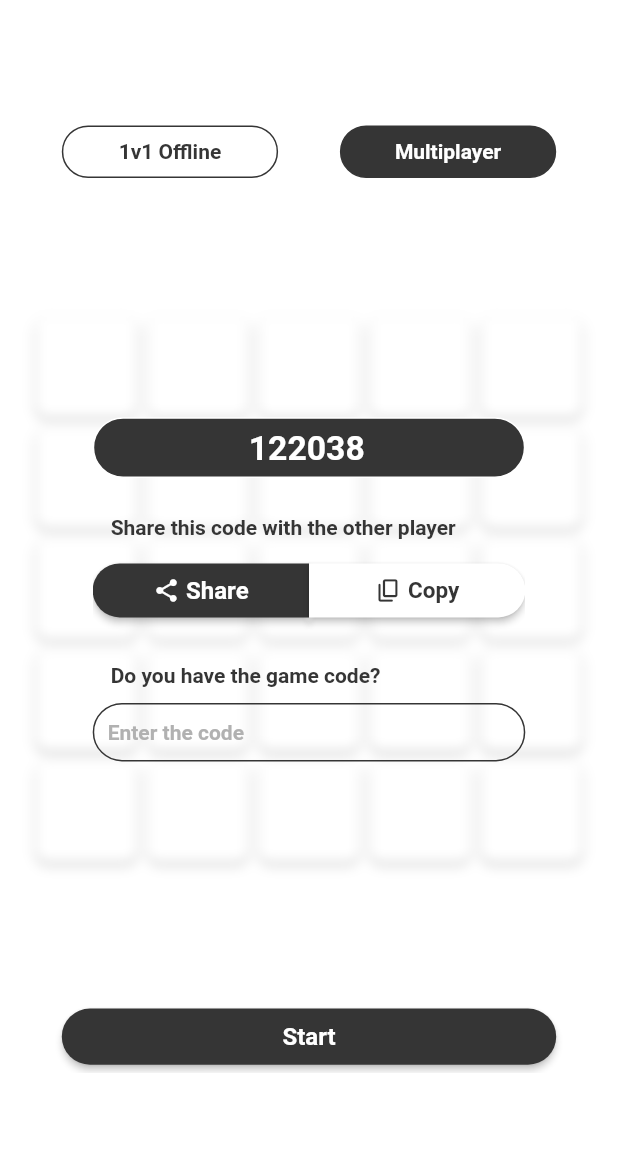
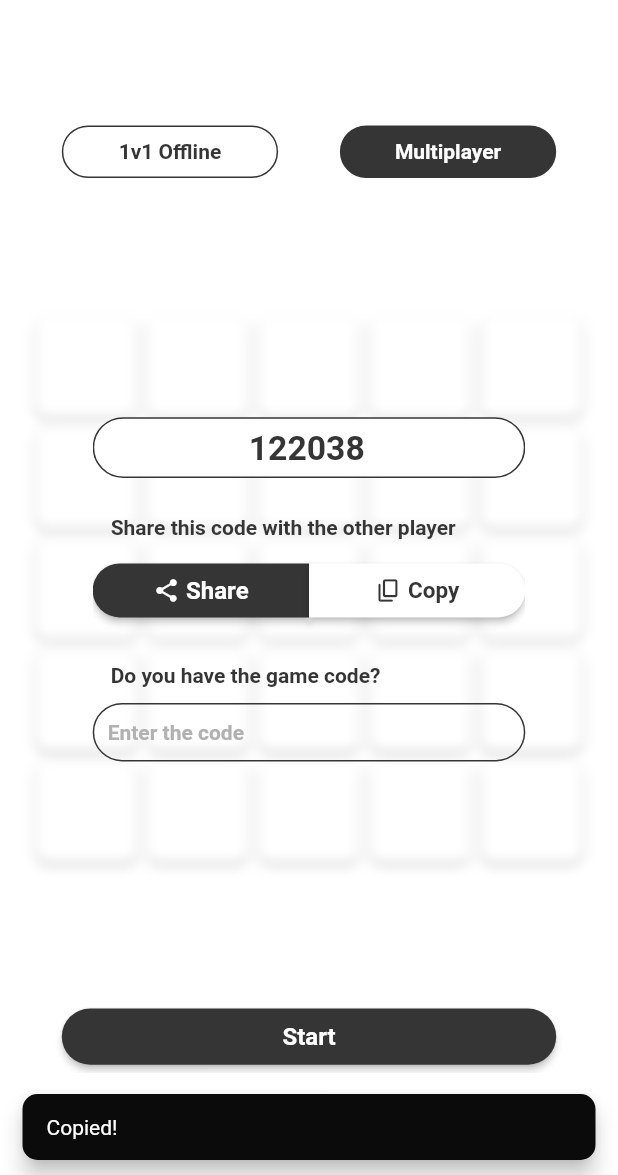
Before and after one commit to saat-sy/gobble, a Flutter app: the screen it shows after launch, after a tap on "Multiplayer", after a tap on "Start a new game", after a tap on "Copy", on a phone screen of 412 x 824 dp, the part 61-1236 px from its top. Run offline on Flutter 3.47's test engine with Material 2 defaults, Android fonts, the phone set to English and light mode, and no system bars; our stand-ins replace bloc, cloud_firestore, equatable, firebase_core, flutter_bloc, flutter_spinkit and 2 more; missing offline and left inert: dart:js; accounts and stored records are empty.

Commit message:
Theme load on startup and copy/share

```diff
--- a/lib/main.dart
+++ b/lib/main.dart
@@ -1,7 +1,9 @@
 import 'package:firebase_core/firebase_core.dart';
 import 'package:flutter/material.dart';
 import 'package:flutter_bloc/flutter_bloc.dart';
+import 'package:gobble/strings/strings.dart';
 import 'package:gobble/themes/bloc/theme_bloc.dart';
+import 'package:shared_preferences/shared_preferences.dart';
 import 'puzzle/puzzle.dart';
 import 'firebase_options.dart';
 
@@ -10,16 +12,32 @@ Future<void> main() async {
   await Firebase.initializeApp(
     options: DefaultFirebaseOptions.currentPlatform,
   );
-  runApp(const MyApp());
+  SharedPreferences prefs = await SharedPreferences.getInstance();
+  runApp(MyApp(prefs: prefs));
 }
 
 class MyApp extends StatelessWidget {
-  const MyApp({Key? key}) : super(key: key);
+  final SharedPreferences prefs;
+
+  const MyApp({
+    Key? key,
+    required this.prefs,
+  }) : super(key: key);
+
+  _getThemeIndex() {
+    int? value = prefs.getInt(GobbleStrings.theme);
+    if (value != null) {
+      return value;
+    } else {
+      return 0;
+    }
+  }
 
   @override
   Widget build(BuildContext context) {
     return BlocProvider(
-      create: (context) => ThemeBloc()..add(ThemeInitial()),
+      create: (context) =>
+          ThemeBloc(themeIndex: _getThemeIndex()),
       child: BlocBuilder<ThemeBloc, ThemeState>(
         builder: (context, state) {
           return MaterialApp(
--- a/lib/multiplayer/multiplayer_bloc.dart
+++ b/lib/multiplayer/multiplayer_bloc.dart
@@ -23,23 +23,19 @@ class MultiplayerBloc extends Bloc<MultiplayerEvent, MultiplayerState> {
   CollectionReference rooms = FirebaseFirestore.instance.collection("Rooms");
 
   void _init(MultiplayerInitEvent event, Emitter<MultiplayerState> emit) async {
-    // final prefs = await SharedPreferences.getInstance();
-    // final String? code = prefs.getString(GobbleStrings.code);
+    final prefs = await SharedPreferences.getInstance();
+    final String? code = prefs.getString(GobbleStrings.code);
 
-    // if (code != null) {
-    //   emit(InitMultiPlayerState(
-    //     isCodeAvailable: true,
-    //     code: code,
-    //   ));
-    // } else {
-    //   emit(const InitMultiPlayerState(
-    //     isCodeAvailable: false,
-    //   ));
-    // }
-
-    emit(const InitMultiPlayerState(
-      isCodeAvailable: false,
-    ));
+    if (code != null) {
+      emit(InitMultiPlayerState(
+        isCodeAvailable: true,
+        code: code,
+      ));
+    } else {
+      emit(const InitMultiPlayerState(
+        isCodeAvailable: false,
+      ));
+    }
   }
 
   void _generateCode(GenerateCode event, Emitter<MultiplayerState> emit) async {
--- a/lib/puzzle/widgets/puzzle_builder.dart
+++ b/lib/puzzle/widgets/puzzle_builder.dart
@@ -2,6 +2,7 @@ import 'dart:math';
 import 'dart:ui';
 import 'package:flutter/cupertino.dart';
 import 'package:flutter/material.dart';
+import 'package:flutter/services.dart';
 import 'package:flutter_bloc/flutter_bloc.dart';
 import 'package:flutter_spinkit/flutter_spinkit.dart';
 import 'package:gobble/colors/colors.dart';
@@ -12,6 +13,7 @@ import 'package:gobble/puzzle/widgets/completed_dialog.dart';
 import 'package:gobble/puzzle/widgets/puzzle_board.dart';
 import 'package:gobble/puzzle/widgets/start_or_not.dart';
 import 'package:gobble/puzzle/widgets/waiting_to_start.dart';
+import 'package:share_plus/share_plus.dart';
 
 class PuzzleBuilder extends StatefulWidget {
   const PuzzleBuilder({Key? key}) : super(key: key);
@@ -398,7 +400,9 @@ class _PuzzleBuilderState extends State<PuzzleBuilder>
         child:
             context.read<MultiplayerBloc>().state is LoadingGeneratedCodeState
                 ? SpinKitThreeBounce(
-                    color: Theme.of(context).primaryColorLight,
+                    color: Theme.of(context).brightness == Brightness.light
+                        ? Theme.of(context).primaryColorDark
+                        : Theme.of(context).primaryColorLight,
                     size: 20,
                   )
                 : const Text("Start a new game"),
@@ -416,10 +420,10 @@ class _PuzzleBuilderState extends State<PuzzleBuilder>
           height: 40.5,
           child: Container(
             decoration: BoxDecoration(
-              color: Theme.of(context).primaryColorLight,
+              color: Theme.of(context).primaryColorDark,
               borderRadius: BorderRadius.circular(50),
               border: Border.all(
-                color: Theme.of(context).primaryColorDark,
+                color: Theme.of(context).primaryColorLight,
                 width: 1,
               ),
             ),
@@ -427,7 +431,7 @@ class _PuzzleBuilderState extends State<PuzzleBuilder>
               child: SelectableText(
                 code,
                 style: TextStyle(
-                  color: Theme.of(context).primaryColorDark,
+                  color: Theme.of(context).primaryColorLight,
                   fontWeight: FontWeight.w600,
                   fontSize: 22.5,
                 ),
@@ -451,7 +455,9 @@ class _PuzzleBuilderState extends State<PuzzleBuilder>
             SizedBox(
               width: MediaQuery.of(context).size.width * 0.35,
               child: ElevatedButton(
-                onPressed: () {},
+                onPressed: () async {
+                  await Share.share(code);
+                },
                 style: ElevatedButton.styleFrom(
                   textStyle: const TextStyle(
                     fontSize: 16,
@@ -483,7 +489,20 @@ class _PuzzleBuilderState extends State<PuzzleBuilder>
             SizedBox(
               width: MediaQuery.of(context).size.width * 0.35,
               child: ElevatedButton(
-                onPressed: () {},
+                onPressed: () {
+                  Clipboard.setData(ClipboardData(text: code));
+                  ScaffoldMessenger.of(context).showSnackBar(
+                    SnackBar(
+                      content: const Text(
+                        'Copied!',
+                      ),
+                      behavior: SnackBarBehavior.floating,
+                      shape: RoundedRectangleBorder(
+                        borderRadius: BorderRadius.circular(10.0),
+                      ),
+                    ),
+                  );
+                },
                 style: ElevatedButton.styleFrom(
                   textStyle: const TextStyle(
                     fontSize: 15,
--- a/lib/themes/bloc/theme_bloc.dart
+++ b/lib/themes/bloc/theme_bloc.dart
@@ -9,24 +9,12 @@ part 'theme_event.dart';
 part 'theme_state.dart';
 
 class ThemeBloc extends Bloc<ThemeEvent, ThemeState> {
-  ThemeBloc()
+  ThemeBloc({required int themeIndex})
       : super(
-          ThemeState(theme: appThemeData[AppTheme.blackLight] as ThemeData),
+          ThemeState(theme: appThemeData.entries.elementAt(themeIndex).value),
         ) {
-    on<ThemeInitial>(_themeInitial);
     on<ChangeTheme>(_changeTheme);
     on<ChangeColor>(_changeColor);
-  }
-
-  void _themeInitial(ThemeInitial event, Emitter<ThemeState> emit) async {
-    final prefs = await SharedPreferences.getInstance();
-    int? theme = prefs.getInt(GobbleStrings.theme);
-
-    if (theme != null) {
-      emit(ThemeState(theme: appThemeData[theme] as ThemeData));
-    } else {
-      emit(ThemeState(theme: appThemeData[0] as ThemeData));
-    }
   }
 
   void _changeTheme(ChangeTheme event, Emitter<ThemeState> emit) async {
--- a/lib/themes/bloc/theme_event.dart
+++ b/lib/themes/bloc/theme_event.dart
@@ -6,8 +6,6 @@ abstract class ThemeEvent extends Equatable {
   @override
   List<Object> get props => [];
 }
-
-class ThemeInitial extends ThemeEvent{}
 
 class ChangeTheme extends ThemeEvent {
   final ThemeInterface theme;
--- a/pubspec.yaml
+++ b/pubspec.yaml
@@ -37,6 +37,7 @@ dependencies:
   flutter_bloc: ^8.0.1
   flutter_spinkit: ^5.1.0
   responsive_framework: ^0.1.7
+  share_plus: ^3.1.0
   shared_preferences: ^2.0.13
 
 dev_dependencies:
```
Also changed, not shown: pubspec.lock, 2 other files.
